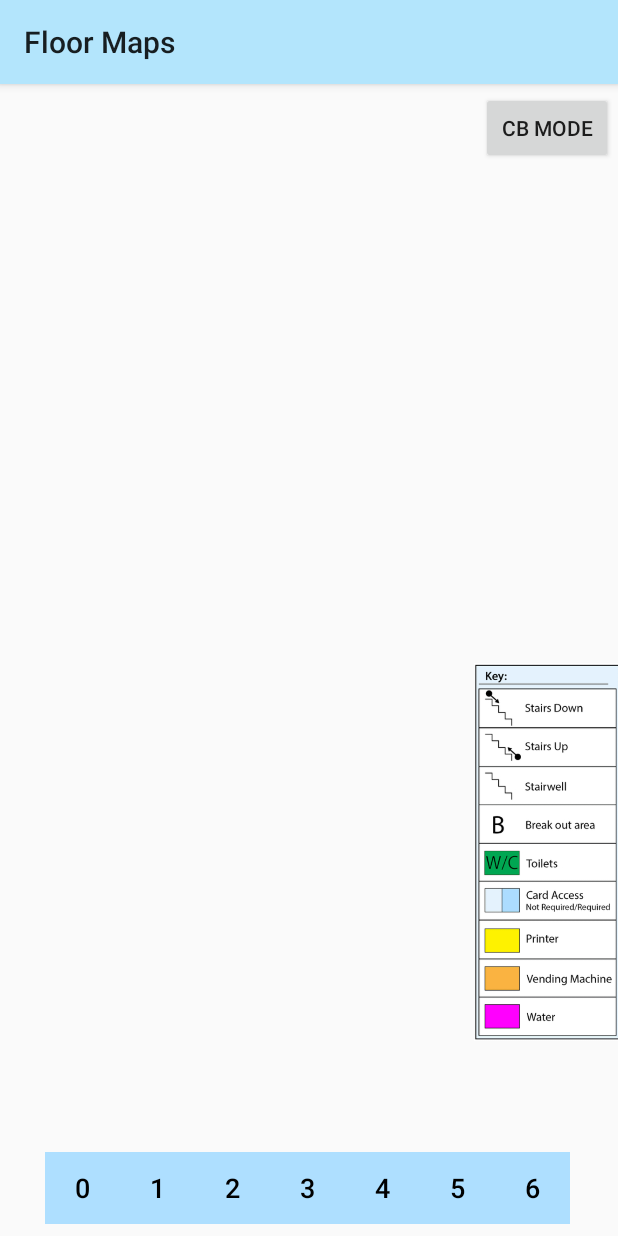
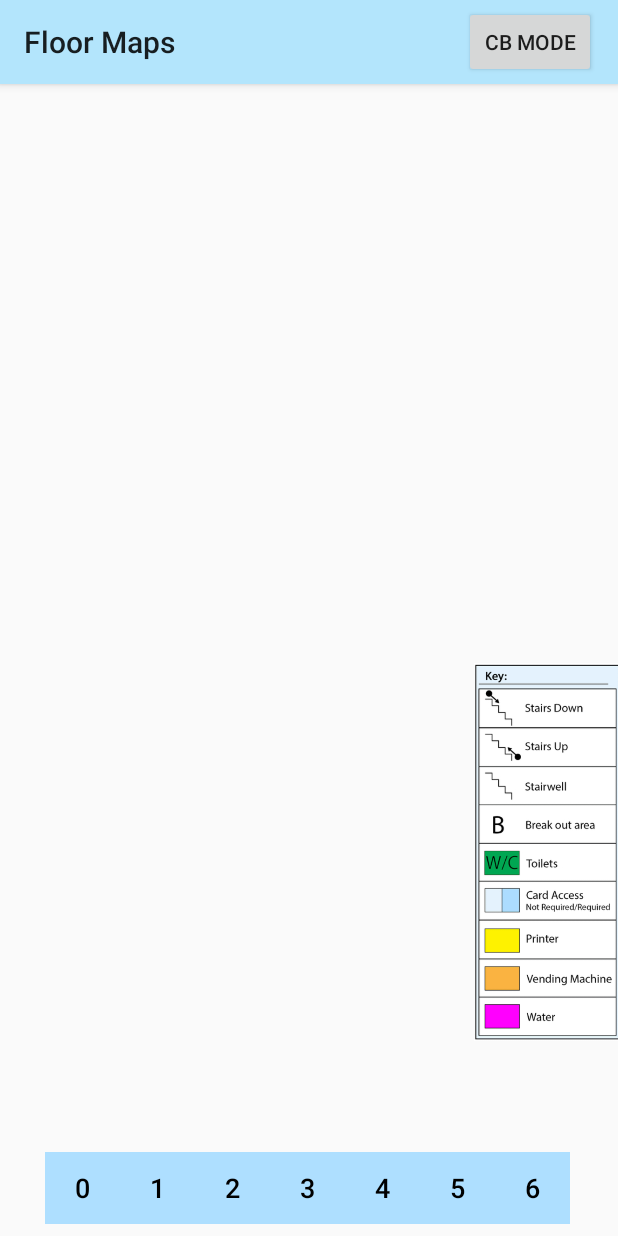
Before and after one commit to chrisgrigo/USB_Explore, an Android app: the screen it shows after launch (MapActivity), after a tap on an icon or button, on a phone screen of 412 x 824 dp. Run offline under Robolectric (Android 15) with nearby library versions, the phone set to English and light mode, and no system bars; libraries missing offline, so code that uses them is left out: com.daimajia.slider, com.davemorrissey.labs; plain views replace SubsamplingScaleImageView; 27 statements that could not run were skipped.

```diff
--- a/app/src/main/java/com/example/grigo/usb_explore/HelpActivity.java
+++ b/app/src/main/java/com/example/grigo/usb_explore/HelpActivity.java
@@ -82,7 +82,7 @@ public class HelpActivity extends AppCompatActivity {
         "apply to all of our services. By accessing our application you acknowledge and agree with our Terms and Conditions. \n" +
         "As our application is uploaded to Google Play it follows that user should have read and agree with Google Play Terms of Service: \n" +
                 "https://play.google.com/intl/en-us_us/about/play-terms.html\n");
-        aboutList2.add("This application was made by a second year computer  \nscience team as part of the course. \n\n Version 1.0 \n23/04/2018\n\n\n");
+        aboutList2.add("This application was made by a second year computer  \nscience team as part of the course. \n\n Version 1.1 \n30/04/2018\n\n\n");
 
         listHash_Help2.put(listDataHeader_Help2.get(0),faqList2);
         listHash_Help2.put(listDataHeader_Help2.get(1),termsList2);
--- a/app/src/main/res/layout/pin_view_fragment.xml
+++ b/app/src/main/res/layout/pin_view_fragment.xml
@@ -2,7 +2,8 @@
     xmlns:app="http://schemas.android.com/apk/res-auto"
     style="@style/fill">
 
-    <com.example.grigo.usb_explore.PinView style="@style/mainPanel" android:id="@+id/mapView"/>
+    <com.example.grigo.usb_explore.PinView style="@style/mainPanel" android:id="@+id/mapView"
+        android:layout_marginTop="55dp" android:layout_marginBottom="8dp"/>
 
     <android.widget.Toolbar
         android:id="@+id/map_toolbar"
@@ -10,8 +11,18 @@
         android:layout_height="?attr/actionBarSize"
         android:background="#b3e5fc"
         android:elevation="4dp"
-        android:title="Floor Maps"
-         />
+        android:title="Floor Maps" >
+
+
+        <Button
+            android:id="@+id/btnColourBlindMode"
+            android:layout_width="wrap_content"
+            android:layout_height="wrap_content"
+            android:layout_alignParentEnd="true"
+            android:layout_marginLeft="200dp"
+            android:text="CB Mode" />
+
+    </android.widget.Toolbar>
 
 
     <Button
@@ -156,14 +167,4 @@
         android:layout_marginBottom="130dp"
         app:srcCompat="@drawable/key" />
 
-    <Button
-        android:id="@+id/btnColourBlindMode"
-        android:layout_width="wrap_content"
-        android:layout_height="wrap_content"
-        android:layout_alignParentEnd="true"
-        android:layout_below="@+id/map_toolbar"
-        android:layout_marginTop="5dp"
-        android:layout_marginEnd="3dp"
-        android:text="CB Mode" />
-
 </RelativeLayout>
```
